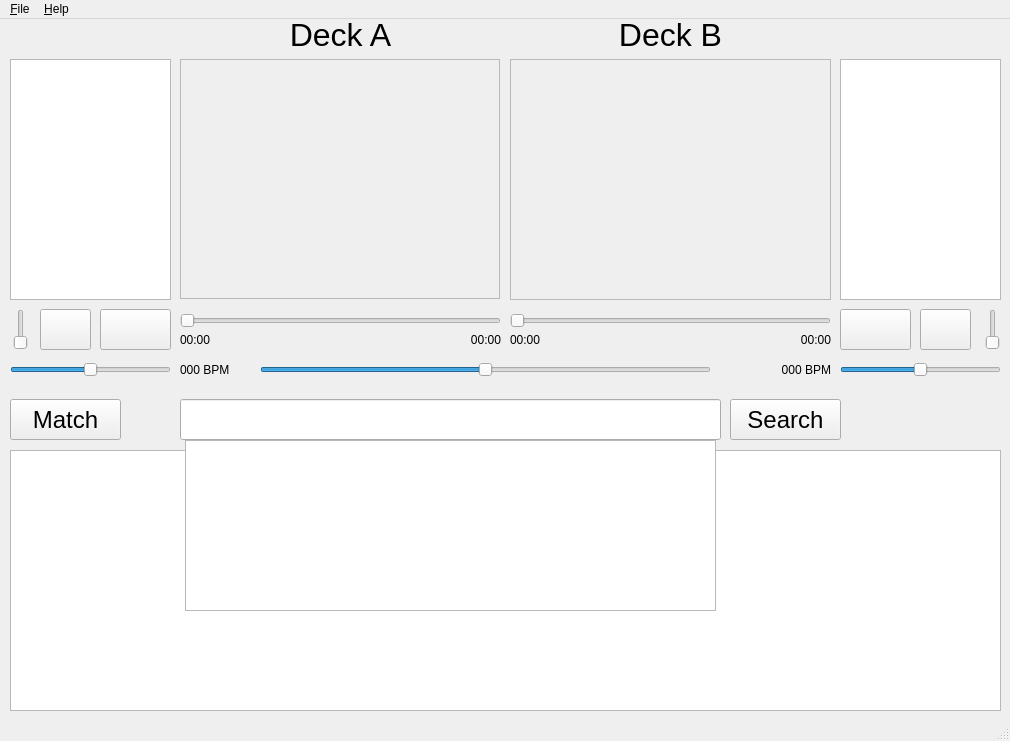
Qt form main.ui (prusnak/cliptor) before a commit.
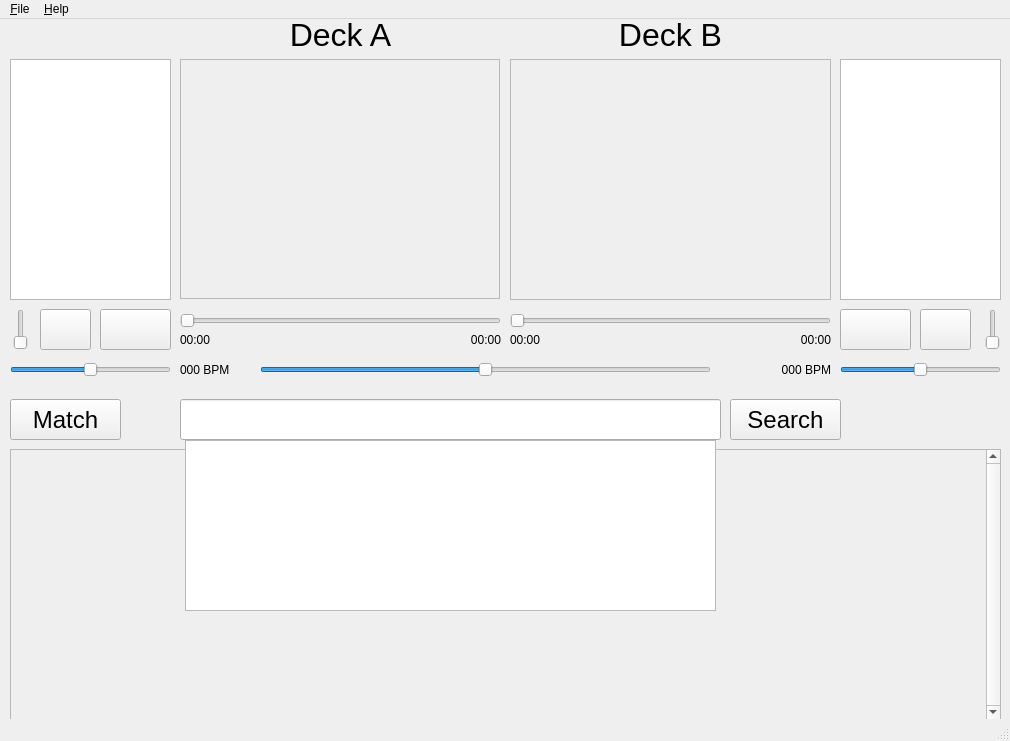
The same form after that commit. Icons and pictures are not drawn.

Commit message: search results WIP

```diff
--- a/main.ui
+++ b/main.ui
@@ -387,16 +387,6 @@
      <string>00:00</string>
     </property>
    </widget>
-   <widget class="QListWidget" name="listResults">
-    <property name="geometry">
-     <rect>
-      <x>10</x>
-      <y>431</y>
-      <width>991</width>
-      <height>261</height>
-     </rect>
-    </property>
-   </widget>
    <widget class="QPushButton" name="buttonRecommend">
     <property name="geometry">
      <rect>
@@ -513,6 +503,60 @@
      </rect>
     </property>
    </widget>
+   <widget class="QScrollArea" name="scrollResult">
+    <property name="geometry">
+     <rect>
+      <x>10</x>
+      <y>430</y>
+      <width>991</width>
+      <height>271</height>
+     </rect>
+    </property>
+    <property name="verticalScrollBarPolicy">
+     <enum>Qt::ScrollBarAlwaysOn</enum>
+    </property>
+    <property name="horizontalScrollBarPolicy">
+     <enum>Qt::ScrollBarAlwaysOff</enum>
+    </property>
+    <widget class="QWidget" name="scrollResultContents">
+     <property name="geometry">
+      <rect>
+       <x>0</x>
+       <y>0</y>
+       <width>968</width>
+       <height>265</height>
+      </rect>
+     </property>
+    </widget>
+   </widget>
+   <zorder>frameA</zorder>
+   <zorder>frameB</zorder>
+   <zorder>listA</zorder>
+   <zorder>buttonCueA</zorder>
+   <zorder>buttonPlayA</zorder>
+   <zorder>slideCrossfade</zorder>
+   <zorder>buttonSearch</zorder>
+   <zorder>slideVolumeA</zorder>
+   <zorder>listB</zorder>
+   <zorder>labelDeckA</zorder>
+   <zorder>labelDeckB</zorder>
+   <zorder>slideVolumeB</zorder>
+   <zorder>buttonPlayB</zorder>
+   <zorder>buttonCueB</zorder>
+   <zorder>slidePosA</zorder>
+   <zorder>labelPosA1</zorder>
+   <zorder>labelPosA2</zorder>
+   <zorder>slidePosB</zorder>
+   <zorder>labelPosB2</zorder>
+   <zorder>labelPosB1</zorder>
+   <zorder>buttonRecommend</zorder>
+   <zorder>slideBPMA</zorder>
+   <zorder>labelBPMA</zorder>
+   <zorder>slideCrossfadeBPMB</zorder>
+   <zorder>labelBPMB</zorder>
+   <zorder>editSearch</zorder>
+   <zorder>scrollResult</zorder>
+   <zorder>listSearch</zorder>
   </widget>
   <widget class="QMenuBar" name="menubar">
    <property name="geometry">
```
Left out of the diff: 3 changed lines with no effect on the pictures. The commit also changes 4 other files.
